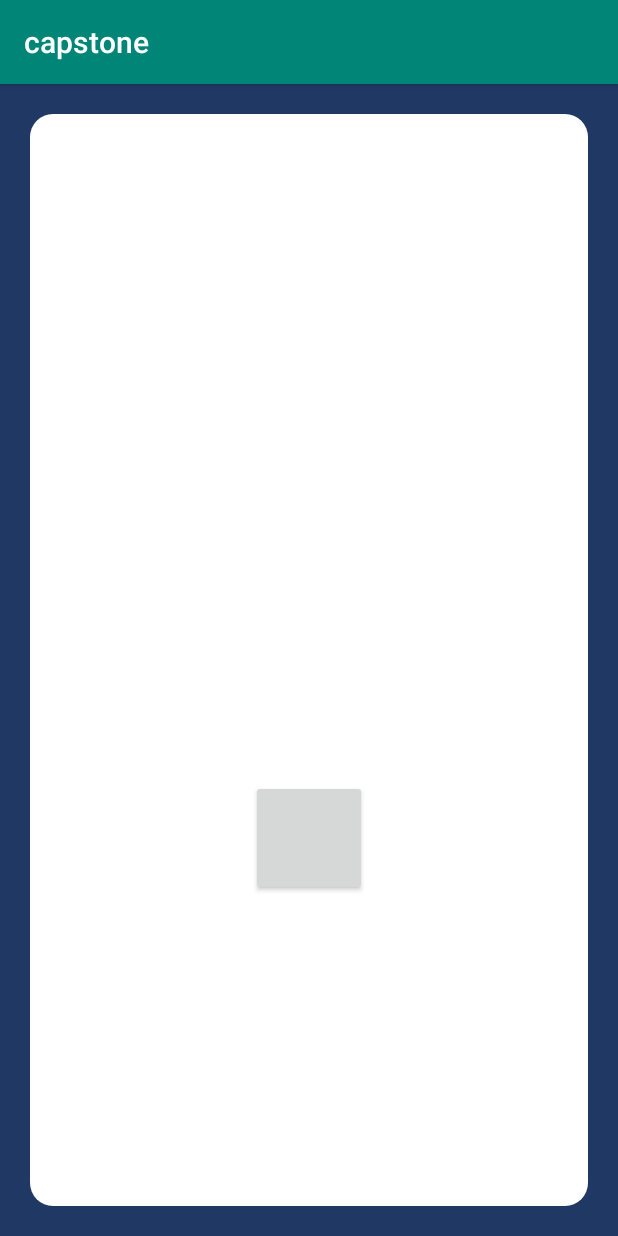
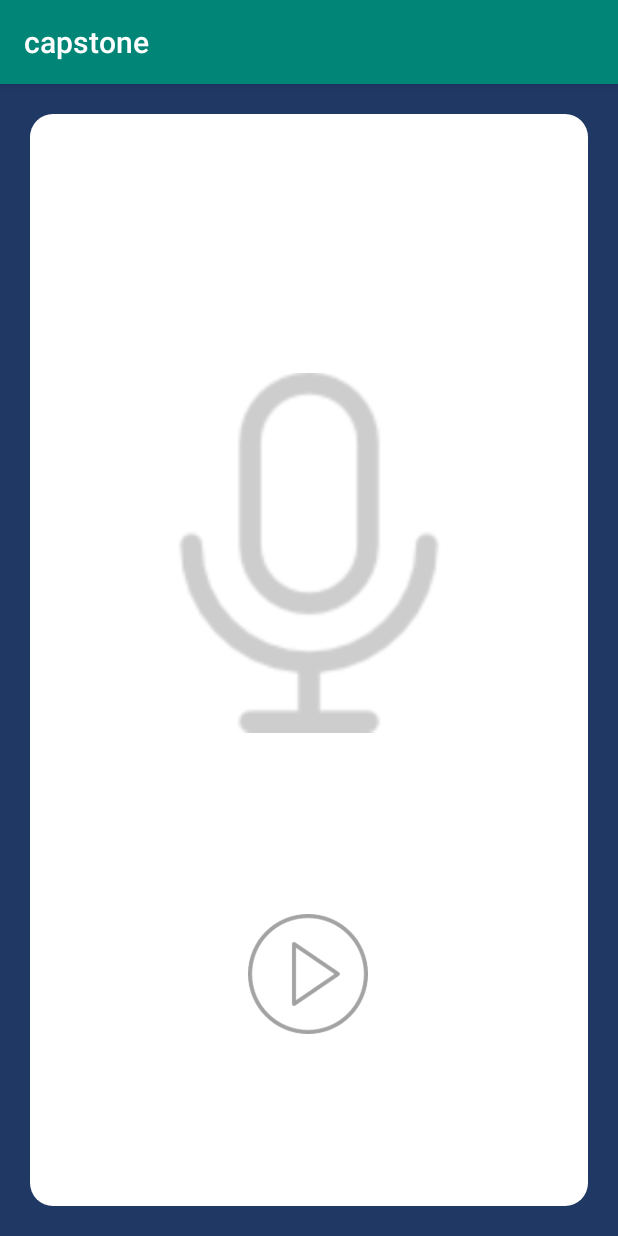
Before and after one commit to HeeJack/capstone_temp, an Android app: the WaitingActivity screen opened directly, with no data from a screen before it, on a phone screen of 412 x 824 dp. Run offline under Robolectric (Android 15) with nearby library versions, the phone set to English and light mode, and no system bars; 1 statement that could not run was skipped.

```diff
--- a/app/src/main/java/com/example/capstone/WaitingActivity.java
+++ b/app/src/main/java/com/example/capstone/WaitingActivity.java
@@ -1,19 +1,25 @@
 package com.example.capstone;
 
+import android.app.Activity;
 import android.content.Intent;
 import android.os.Bundle;
 import android.support.annotation.Nullable;
 import android.support.v7.app.AppCompatActivity;
+import android.util.Log;
 import android.view.View;
 import android.widget.Button;
 import android.widget.MultiAutoCompleteTextView;
 
 //회의대기 화면
 public class WaitingActivity extends AppCompatActivity {
+    public static Activity activity;
+
     @Override
     protected void onCreate(@Nullable Bundle savedInstanceState) {
         super.onCreate(savedInstanceState);
         setContentView(R.layout.activity_waiting);
+        activity = WaitingActivity.this;
+
         //이전 액티비티 종료
         MakeChannelActivity makeChannelActivity = (MakeChannelActivity)MakeChannelActivity.createChannelActivity;
         makeChannelActivity.finish();
@@ -29,4 +35,11 @@ public class WaitingActivity extends AppCompatActivity {
             }
         });*/
     }
+
+    public void test(View view)
+    {
+        Intent intent=new Intent(WaitingActivity.this,ConferenceActivity.class);
+        startActivity(intent);
+        overridePendingTransition(0,0);
+    }
 }
--- a/app/src/main/res/layout/activity_waiting.xml
+++ b/app/src/main/res/layout/activity_waiting.xml
@@ -9,6 +9,7 @@
     android:background="@color/background">
 
     <FrameLayout
+        android:id="@+id/frameLayout"
         android:layout_width="match_parent"
         android:layout_height="match_parent"
         android:layout_margin="20dp"
@@ -25,18 +26,39 @@
 
     </FrameLayout>
 
-    <Button
-        android:id="@+id/button_play"
-        android:layout_width="77dp"
-        android:layout_height="77dp"
+    <ImageButton
+        android:id="@+id/btn_play"
+        android:layout_width="80dp"
+        android:layout_height="80dp"
         android:layout_marginStart="8dp"
         android:layout_marginTop="8dp"
         android:layout_marginEnd="8dp"
+        android:layout_marginBottom="8dp"
+        android:background="@android:color/transparent"
+        android:onClick="test"
+        android:scaleType="fitCenter"
         app:layout_constraintBottom_toBottomOf="parent"
         app:layout_constraintEnd_toEndOf="parent"
+        app:layout_constraintHorizontal_bias="0.498"
         app:layout_constraintStart_toStartOf="parent"
         app:layout_constraintTop_toTopOf="parent"
-        app:layout_constraintVertical_bias="0.668"
-        tools:background="@drawable/play_grey" />
+        app:layout_constraintVertical_bias="0.812"
+        app:srcCompat="@drawable/play_grey" />
+
+    <ImageView
+        android:id="@+id/imageView4"
+        android:layout_width="240dp"
+        android:layout_height="350dp"
+        android:layout_marginStart="8dp"
+        android:layout_marginTop="8dp"
+        android:layout_marginEnd="8dp"
+        android:layout_marginBottom="8dp"
+        app:layout_constraintBottom_toBottomOf="parent"
+        app:layout_constraintEnd_toEndOf="parent"
+        app:layout_constraintHorizontal_bias="0.498"
+        app:layout_constraintStart_toStartOf="parent"
+        app:layout_constraintTop_toTopOf="parent"
+        app:layout_constraintVertical_bias="0.321"
+        app:srcCompat="@drawable/mic_grey" />
 
 </android.support.constraint.ConstraintLayout>
```
Also changed, not shown: app/src/main/java/com/example/capstone/ConferenceActivity.java (+9 -0 lines), app/src/main/res/layout/activity_conference.xml (+42 -4 lines).
